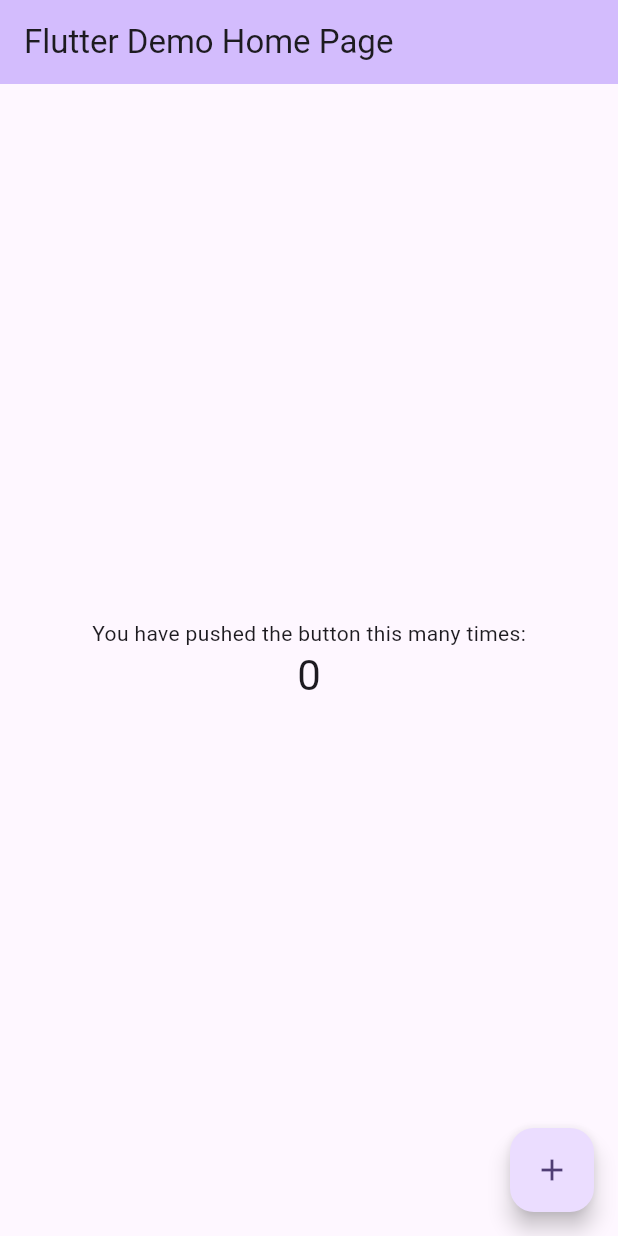
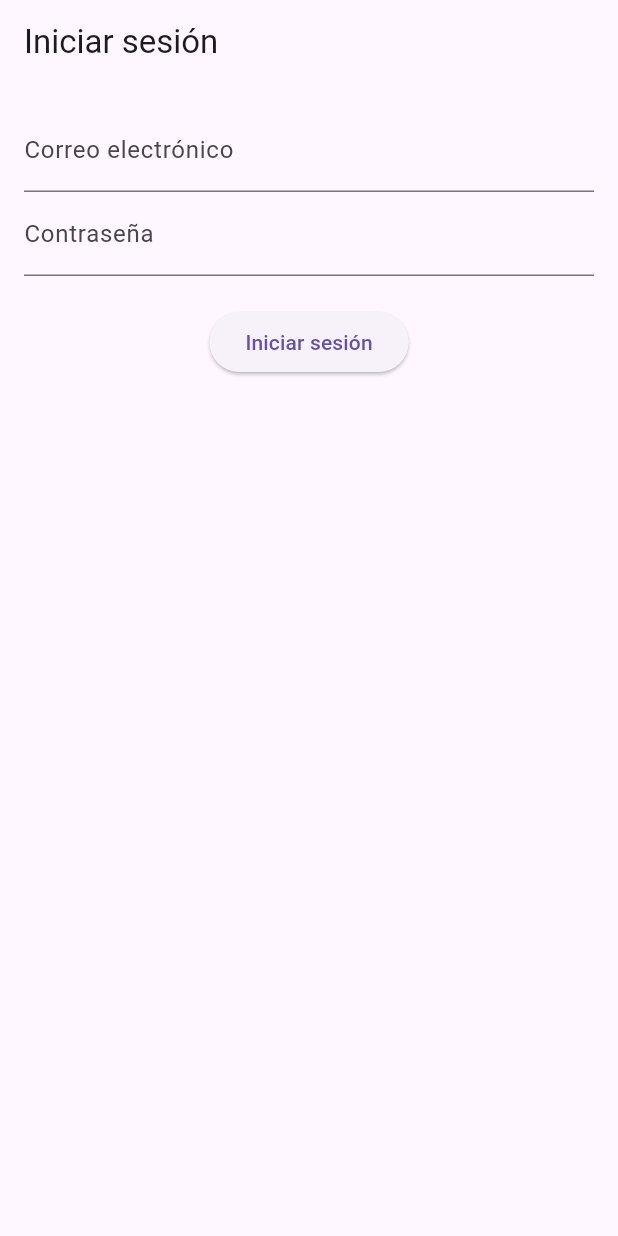
Before and after one commit to pablohernandez27/EduConnect, a Flutter app: the screen it shows after launch, on a phone screen of 412 x 824 dp. Run offline on Flutter 3.47's test engine with Material 3 defaults, Android fonts, the phone set to English and light mode, and no system bars; our stand-ins replace firebase_auth, firebase_core; accounts and stored records are empty.

Commit message:
Configuración de FireBase y un ejemplo inicial de login

```diff
--- /dev/null
+++ b/lib/login_screen.dart
@@ -0,0 +1,56 @@
+import 'package:flutter/material.dart';
+import 'package:firebase_auth/firebase_auth.dart';
+
+class LoginScreen extends StatefulWidget {
+  @override
+  State<LoginScreen> createState() => _LoginScreenState();
+}
+
+class _LoginScreenState extends State<LoginScreen> {
+  final _emailController = TextEditingController();
+  final _passwordController = TextEditingController();
+
+  Future<void> _login() async {
+    try {
+      await FirebaseAuth.instance.signInWithEmailAndPassword(
+        email: _emailController.text.trim(),
+        password: _passwordController.text.trim(),
+      );
+      print('Login exitoso');
+      // Navega a otra pantalla si quieres
+    } on FirebaseAuthException catch (e) {
+      print('Error: ${e.code} - ${e.message}');
+      ScaffoldMessenger.of(context).showSnackBar(
+        SnackBar(content: Text('Error: ${e.message}')),
+      );
+    }
+  }
+
+  @override
+  Widget build(BuildContext context) {
+    return Scaffold(
+      appBar: AppBar(title: Text('Iniciar sesión')),
+      body: Padding(
+        padding: const EdgeInsets.all(16.0),
+        child: Column(
+          children: [
+            TextField(
+              controller: _emailController,
+              decoration: InputDecoration(labelText: 'Correo electrónico'),
+            ),
+            TextField(
+              controller: _passwordController,
+              decoration: InputDecoration(labelText: 'Contraseña'),
+              obscureText: true,
+            ),
+            SizedBox(height: 20),
+            ElevatedButton(
+              onPressed: _login,
+              child: Text('Iniciar sesión'),
+            ),
+          ],
+        ),
+      ),
+    );
+  }
+}
--- a/lib/main.dart
+++ b/lib/main.dart
@@ -1,125 +1,24 @@
+import 'package:educonnect/firebase_options.dart';
+import 'package:firebase_core/firebase_core.dart';
 import 'package:flutter/material.dart';
+import 'login_screen.dart';
 
-void main() {
-  runApp(const MyApp());
+
+
+void main() async {
+  WidgetsFlutterBinding.ensureInitialized();
+  await Firebase.initializeApp(
+    options: DefaultFirebaseOptions.currentPlatform,
+  );
+  runApp(MyApp());
 }
 
 class MyApp extends StatelessWidget {
-  const MyApp({super.key});
-
-  // This widget is the root of your application.
   @override
   Widget build(BuildContext context) {
     return MaterialApp(
-      title: 'Flutter Demo',
-      theme: ThemeData(
-        // This is the theme of your application.
-        //
-        // TRY THIS: Try running your application with "flutter run". You'll see
-        // the application has a purple toolbar. Then, without quitting the app,
-        // try changing the seedColor in the colorScheme below to Colors.green
-        // and then invoke "hot reload" (save your changes or press the "hot
-        // reload" button in a Flutter-supported IDE, or press "r" if you used
-        // the command line to start the app).
-        //
-        // Notice that the counter didn't reset back to zero; the application
-        // state is not lost during the reload. To reset the state, use hot
-        // restart instead.
-        //
-        // This works for code too, not just values: Most code changes can be
-        // tested with just a hot reload.
-        colorScheme: ColorScheme.fromSeed(seedColor: Colors.deepPurple),
-        useMaterial3: true,
-      ),
-      home: const MyHomePage(title: 'Flutter Demo Home Page'),
+      title: 'Login con Firebase',
+      home: LoginScreen(),
     );
   }
 }
-
-class MyHomePage extends StatefulWidget {
-  const MyHomePage({super.key, required this.title});
-
-  // This widget is the home page of your application. It is stateful, meaning
-  // that it has a State object (defined below) that contains fields that affect
-  // how it looks.
-
-  // This class is the configuration for the state. It holds the values (in this
-  // case the title) provided by the parent (in this case the App widget) and
-  // used by the build method of the State. Fields in a Widget subclass are
-  // always marked "final".
-
-  final String title;
-
-  @override
-  State<MyHomePage> createState() => _MyHomePageState();
-}
-
-class _MyHomePageState extends State<MyHomePage> {
-  int _counter = 0;
-
-  void _incrementCounter() {
-    setState(() {
-      // This call to setState tells the Flutter framework that something has
-      // changed in this State, which causes it to rerun the build method below
-      // so that the display can reflect the updated values. If we changed
-      // _counter without calling setState(), then the build method would not be
-      // called again, and so nothing would appear to happen.
-      _counter++;
-    });
-  }
-
-  @override
-  Widget build(BuildContext context) {
-    // This method is rerun every time setState is called, for instance as done
-    // by the _incrementCounter method above.
-    //
-    // The Flutter framework has been optimized to make rerunning build methods
-    // fast, so that you can just rebuild anything that needs updating rather
-    // than having to individually change instances of widgets.
-    return Scaffold(
-      appBar: AppBar(
-        // TRY THIS: Try changing the color here to a specific color (to
-        // Colors.amber, perhaps?) and trigger a hot reload to see the AppBar
-        // change color while the other colors stay the same.
-        backgroundColor: Theme.of(context).colorScheme.inversePrimary,
-        // Here we take the value from the MyHomePage object that was created by
-        // the App.build method, and use it to set our appbar title.
-        title: Text(widget.title),
-      ),
-      body: Center(
-        // Center is a layout widget. It takes a single child and positions it
-        // in the middle of the parent.
-        child: Column(
-          // Column is also a layout widget. It takes a list of children and
-          // arranges them vertically. By default, it sizes itself to fit its
-          // children horizontally, and tries to be as tall as its parent.
-          //
-          // Column has various properties to control how it sizes itself and
-          // how it positions its children. Here we use mainAxisAlignment to
-          // center the children vertically; the main axis here is the vertical
-          // axis because Columns are vertical (the cross axis would be
-          // horizontal).
-          //
-          // TRY THIS: Invoke "debug painting" (choose the "Toggle Debug Paint"
-          // action in the IDE, or press "p" in the console), to see the
-          // wireframe for each widget.
-          mainAxisAlignment: MainAxisAlignment.center,
-          children: <Widget>[
-            const Text(
-              'You have pushed the button this many times:',
-            ),
-            Text(
-              '$_counter',
-              style: Theme.of(context).textTheme.headlineMedium,
-            ),
-          ],
-        ),
-      ),
-      floatingActionButton: FloatingActionButton(
-        onPressed: _incrementCounter,
-        tooltip: 'Increment',
-        child: const Icon(Icons.add),
-      ), // This trailing comma makes auto-formatting nicer for build methods.
-    );
-  }
-}
--- a/pubspec.yaml
+++ b/pubspec.yaml
@@ -30,6 +30,8 @@ environment:
 dependencies:
   flutter:
     sdk: flutter
+  firebase_core: ^3.13.0
+  firebase_auth: ^5.5.2
 
   # The following adds the Cupertino Icons font to your application.
   # Use with the CupertinoIcons class for iOS style icons.
@@ -38,6 +40,7 @@ dependencies:
 dev_dependencies:
   flutter_test:
     sdk: flutter
+
 
   # The "flutter_lints" package below contains a set of recommended lints to
   # encourage good coding practices. The lint set provided by the package is
```
Also changed, not shown: firebase.json (added), lib/firebase_options.dart (added), pubspec.lock, 134 other files.
